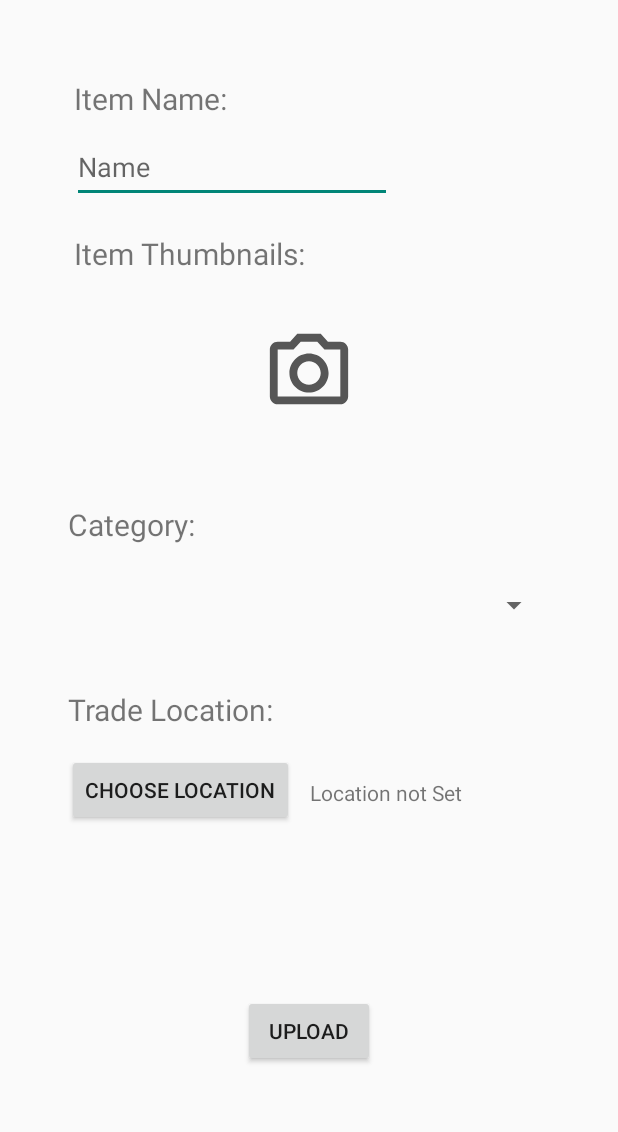
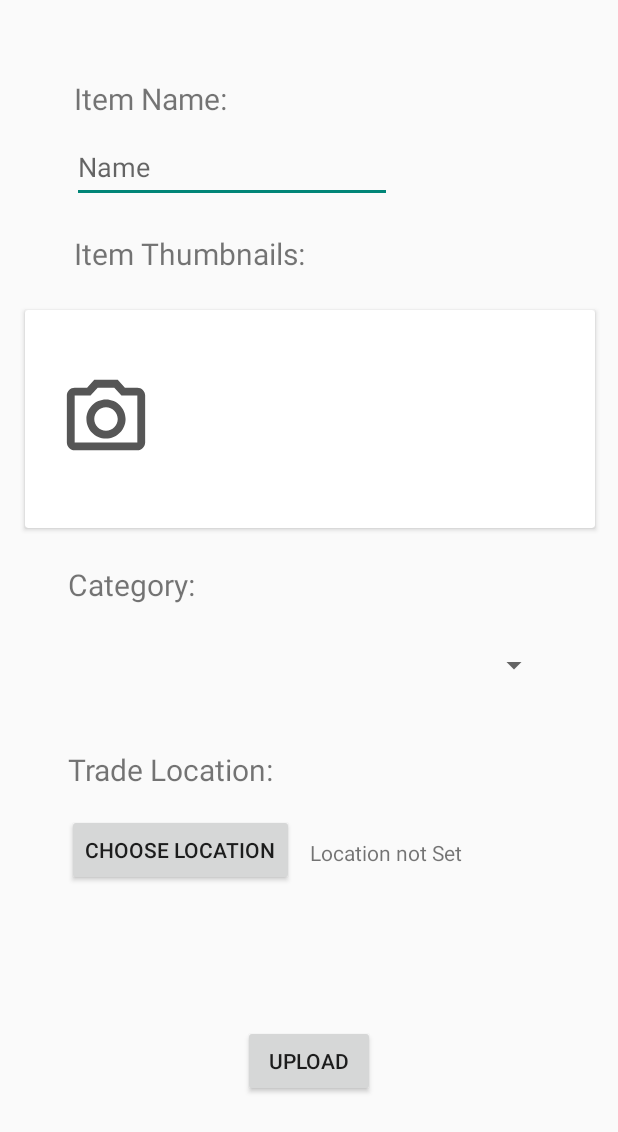
Before and after one commit to TempleLin/AndroidCourseFinalProject, an Android app: the UploadItemActivity screen opened directly, with no data from a screen before it, after a tap on an icon or button, on a phone screen of 412 x 824 dp. Shown: the top 1132 px of the screen. Run offline under Robolectric (Android 15) with nearby library versions, the phone set to English and light mode, and no system bars; our stand-ins replace Room's generated code; network calls fail.

Commit message:
Max five images selections.

```diff
--- a/app/src/main/java/com/templo/androidcoursefinalproject/UploadItemActivity.java
+++ b/app/src/main/java/com/templo/androidcoursefinalproject/UploadItemActivity.java
@@ -3,6 +3,9 @@ package com.templo.androidcoursefinalproject;
 import androidx.activity.result.ActivityResultLauncher;
 import androidx.activity.result.contract.ActivityResultContracts;
 import androidx.appcompat.app.AppCompatActivity;
+import androidx.constraintlayout.widget.ConstraintLayout;
+import androidx.constraintlayout.widget.ConstraintSet;
+import androidx.core.content.res.ResourcesCompat;
 import androidx.lifecycle.ViewModelProvider;
 
 import android.app.Activity;
@@ -12,11 +15,14 @@ import android.net.Uri;
 import android.os.Bundle;
 import android.provider.MediaStore;
 import android.util.Base64;
+import android.util.DisplayMetrics;
 import android.util.Log;
 import android.view.View;
+import android.view.ViewGroup;
 import android.widget.ArrayAdapter;
 import android.widget.Button;
 import android.widget.ImageView;
+import android.widget.LinearLayout;
 import android.widget.Spinner;
 import android.widget.TextView;
 
@@ -32,19 +38,30 @@ public class UploadItemActivity extends AppCompatActivity {
     private Button chooseLocationBtn;
     private TextView itemLocShowTV;
     private Spinner itemCategorySpinner;
+    private LinearLayout uploadImgsLinearLayout;
     private ArrayList<ImageView> allUploadImageVs = new ArrayList<>();
     private ArrayList<String> allUploadImageString = new ArrayList<>();
+
+    private int maxAcceptableUploadImages = 5;
+//    private int screenDPHeight;
+//    float screenDPWidth;
+
+    private int selectImageVIndex;
 
     @Override
     protected void onCreate(Bundle savedInstanceState) {
         super.onCreate(savedInstanceState);
         setContentView(R.layout.activity_upload_item);
 
+//        getScreenWidthHeightDP();
+
         itemLocShowTV = findViewById(R.id.itemLocShowTV);
         chooseLocationBtn = findViewById(R.id.itemChooseLocBtn);
         itemCategorySpinner = findViewById(R.id.itemCatergorySpinner);
+        uploadImgsLinearLayout = findViewById(R.id.imageViewsLinearLayout);
         ImageView firstUploadImageV = findViewById(R.id.uploadImageV);
         firstUploadImageV.setOnClickListener(uploadImageViewOnClick);
+//        firstUploadImageV.getLayoutParams().width = getViewDPFromPixels(firstUploadImageV, (int)screenDPWidth / 5);
         allUploadImageVs.add(firstUploadImageV);
 
         chooseLocationBtn.setOnClickListener(v -> {
@@ -66,6 +83,17 @@ public class UploadItemActivity extends AppCompatActivity {
             });
         });
     }
+
+    private int getViewDPFromPixels(View view, int pixels) {
+        float factor = view.getContext().getResources().getDisplayMetrics().density;
+        return (int)(pixels * factor);
+    }
+
+//    private void getScreenWidthHeightDP() {
+//        DisplayMetrics displayMetrics = getApplicationContext().getResources().getDisplayMetrics();
+//        float dpHeight = displayMetrics.heightPixels / displayMetrics.density;
+//        float dpWidth = displayMetrics.widthPixels / displayMetrics.density;
+//    }
 
     private final ActivityResultLauncher<Intent> mapSelectActivityResultLauncher = registerForActivityResult(
             new ActivityResultContracts.StartActivityForResult(),
@@ -108,7 +136,8 @@ public class UploadItemActivity extends AppCompatActivity {
                 }
                 index.getAndIncrement();
             });
-            intent.putExtra("Index", index.intValue());
+            Log.d("INDEXBEFORE", String.valueOf(index.intValue()));
+            selectImageVIndex = index.intValue();
             uploadImgResultLauncher.launch(intent);
         }
     };
@@ -128,14 +157,22 @@ public class UploadItemActivity extends AppCompatActivity {
                             byte[] byteArray = byteArrayOutputStream.toByteArray();
                             String imageToString = Base64.encodeToString(byteArray, Base64.DEFAULT);
 
-                            int imageViewIndex = data.getIntExtra("Index", 0);
+                            int imageViewIndex = selectImageVIndex;
                             if (imageViewIndex + 1 > allUploadImageString.size()) {
                                 allUploadImageString.add(imageToString);
+                                if (allUploadImageString.size() < maxAcceptableUploadImages) {
+                                    ImageView newImageView = new ImageView(UploadItemActivity.this);
+                                    newImageView.setLayoutParams(new ViewGroup.LayoutParams(ViewGroup.LayoutParams.WRAP_CONTENT, ViewGroup.LayoutParams.MATCH_PARENT));
+                                    newImageView.setImageDrawable(ResourcesCompat.getDrawable(getResources(), R.drawable.ic_camera_foreground, null));
+                                    newImageView.setOnClickListener(uploadImageViewOnClick);
+                                    uploadImgsLinearLayout.addView(newImageView);
+                                    allUploadImageVs.add(newImageView);
+                                }
                             } else {
                                 allUploadImageString.set(imageViewIndex, imageToString);
                             }
                             allUploadImageVs.get(imageViewIndex).setImageBitmap(bitmap);
-
+                            Log.d("INDEX", String.valueOf(imageViewIndex));
 //                            UserViewModel userViewModel = new ViewModelProvider.AndroidViewModelFactory(application)
 //                                    .create(UserViewModel.class);
 //                            TheDatabase.databaseWriteExecutor.execute(() -> {
--- a/app/src/main/res/layout/activity_upload_item.xml
+++ b/app/src/main/res/layout/activity_upload_item.xml
@@ -41,36 +41,17 @@
         app:layout_constraintStart_toStartOf="parent"
         app:layout_constraintTop_toBottomOf="@+id/itemNameTV" />
 
-    <LinearLayout
-        android:id="@+id/linearLayout"
-        android:layout_width="0dp"
-        android:layout_height="113dp"
-        android:layout_marginTop="12dp"
-        android:orientation="horizontal"
-        app:layout_constraintEnd_toEndOf="parent"
-        app:layout_constraintHorizontal_bias="0.0"
-        app:layout_constraintStart_toStartOf="parent"
-        app:layout_constraintTop_toBottomOf="@+id/itemThumbnailsTV">
-
-        <ImageView
-            android:id="@+id/uploadImageV"
-            android:layout_width="wrap_content"
-            android:layout_height="wrap_content"
-            android:layout_weight="1"
-            app:srcCompat="@drawable/ic_camera_foreground" />
-    </LinearLayout>
-
     <TextView
         android:id="@+id/itemCategoryTV"
         style="@style/activity_upload_item_text"
         android:layout_width="wrap_content"
         android:layout_height="wrap_content"
-        android:layout_marginTop="28dp"
+        android:layout_marginTop="24dp"
         android:text="@string/category"
         app:layout_constraintEnd_toEndOf="parent"
         app:layout_constraintHorizontal_bias="0.138"
         app:layout_constraintStart_toStartOf="parent"
-        app:layout_constraintTop_toBottomOf="@+id/linearLayout" />
+        app:layout_constraintTop_toBottomOf="@+id/cardView3" />
 
     <Spinner
         android:id="@+id/itemCatergorySpinner"
@@ -127,4 +108,37 @@
         app:layout_constraintEnd_toEndOf="parent"
         app:layout_constraintStart_toStartOf="parent"
         app:layout_constraintTop_toBottomOf="@+id/itemChooseLocBtn" />
+
+    <androidx.cardview.widget.CardView
+        android:id="@+id/cardView3"
+        android:layout_width="380dp"
+        android:layout_height="145dp"
+        android:layout_marginTop="24dp"
+        app:layout_constraintEnd_toEndOf="parent"
+        app:layout_constraintHorizontal_bias="0.516"
+        app:layout_constraintStart_toStartOf="parent"
+        app:layout_constraintTop_toBottomOf="@+id/itemThumbnailsTV" >
+
+        <HorizontalScrollView
+            android:layout_width="match_parent"
+            android:layout_height="match_parent"
+            android:layout_weight="1">
+
+            <LinearLayout
+                android:id="@+id/imageViewsLinearLayout"
+                android:layout_width="wrap_content"
+                android:layout_height="match_parent"
+                android:orientation="horizontal">
+
+                <ImageView
+                    android:id="@+id/uploadImageV"
+                    android:layout_width="match_parent"
+                    android:layout_height="match_parent"
+                    android:layout_weight="1"
+                    app:srcCompat="@drawable/ic_camera_foreground" />
+            </LinearLayout>
+        </HorizontalScrollView>
+
+    </androidx.cardview.widget.CardView>
+
 </androidx.constraintlayout.widget.ConstraintLayout>
```
